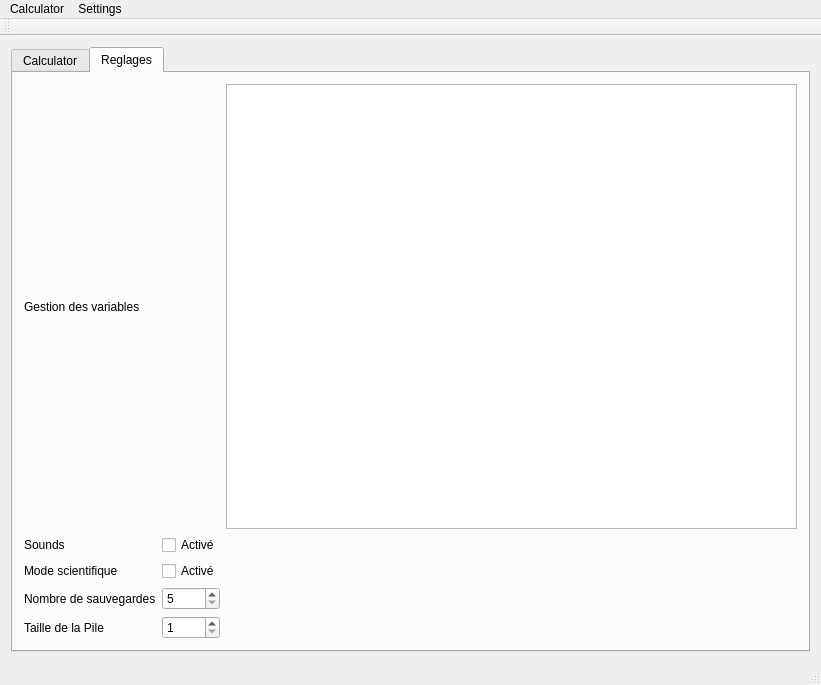
Before: the Qt Designer form Code/Calculatrice/mainwindow.ui in AntoineRondelet/Scientist_Calculator_C-_Qt, drawn with Qt 5.
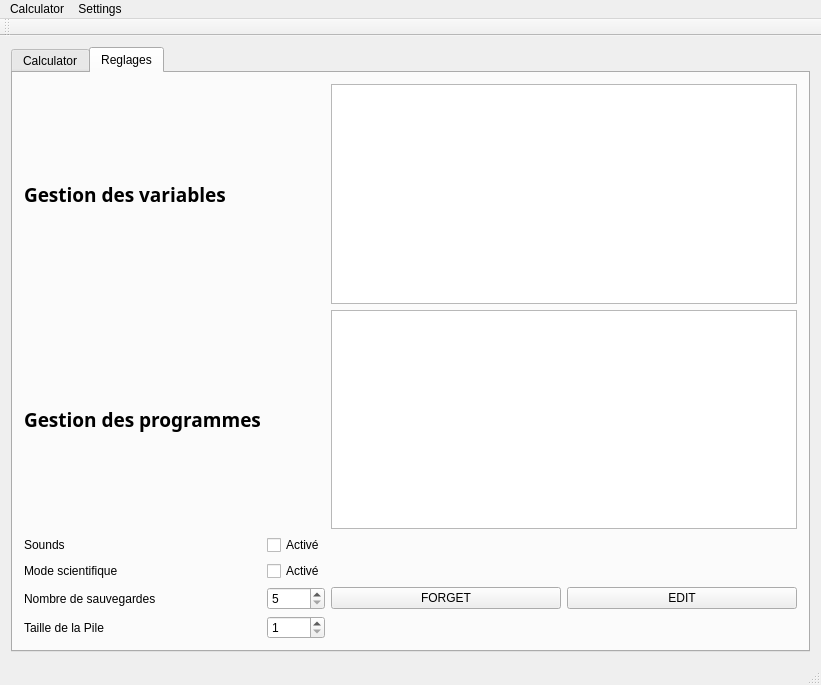
After: the same form once the commit is applied. The open tabs and pages were chosen to show the change.

Commit message: Edit en cours

The edit to the form file:
```diff
--- a/Code/Calculatrice/mainwindow.ui
+++ b/Code/Calculatrice/mainwindow.ui
@@ -446,13 +446,6 @@
           </property>
          </widget>
         </item>
-        <item row="1" column="0">
-         <widget class="QLabel" name="label_2">
-          <property name="text">
-           <string>Gestion des variables</string>
-          </property>
-         </widget>
-        </item>
         <item row="5" column="2">
          <widget class="QSpinBox" name="spinBoxSaves">
           <property name="minimum">
@@ -502,7 +495,58 @@
          </widget>
         </item>
         <item row="1" column="3">
-         <widget class="QTableWidget" name="tableWidgetIDs"/>
+         <widget class="QTableWidget" name="tableWidgetIDsProg"/>
+        </item>
+        <item row="5" column="3">
+         <layout class="QGridLayout" name="gridLayout_5">
+          <item row="0" column="0">
+           <widget class="QPushButton" name="pButForgetSettings">
+            <property name="text">
+             <string>FORGET</string>
+            </property>
+           </widget>
+          </item>
+          <item row="0" column="1">
+           <widget class="QPushButton" name="pButEditSettings">
+            <property name="text">
+             <string>EDIT</string>
+            </property>
+           </widget>
+          </item>
+         </layout>
+        </item>
+        <item row="0" column="3">
+         <widget class="QTableWidget" name="tableWidgetIDsVar"/>
+        </item>
+        <item row="0" column="0">
+         <widget class="QLabel" name="label_2">
+          <property name="font">
+           <font>
+            <family>Arial Black</family>
+            <pointsize>14</pointsize>
+            <weight>75</weight>
+            <bold>true</bold>
+           </font>
+          </property>
+          <property name="text">
+           <string>Gestion des variables</string>
+          </property>
+         </widget>
+        </item>
+        <item row="1" column="0">
+         <widget class="QLabel" name="label_6">
+          <property name="font">
+           <font>
+            <family>Arial Black</family>
+            <pointsize>14</pointsize>
+            <weight>75</weight>
+            <bold>true</bold>
+           </font>
+          </property>
+          <property name="text">
+           <string>Gestion des programmes</string>
+          </property>
+         </widget>
         </item>
        </layout>
       </widget>
```
Left out of the diff: 2 changed lines with no effect on the pictures. The commit also changes 12 other files.
